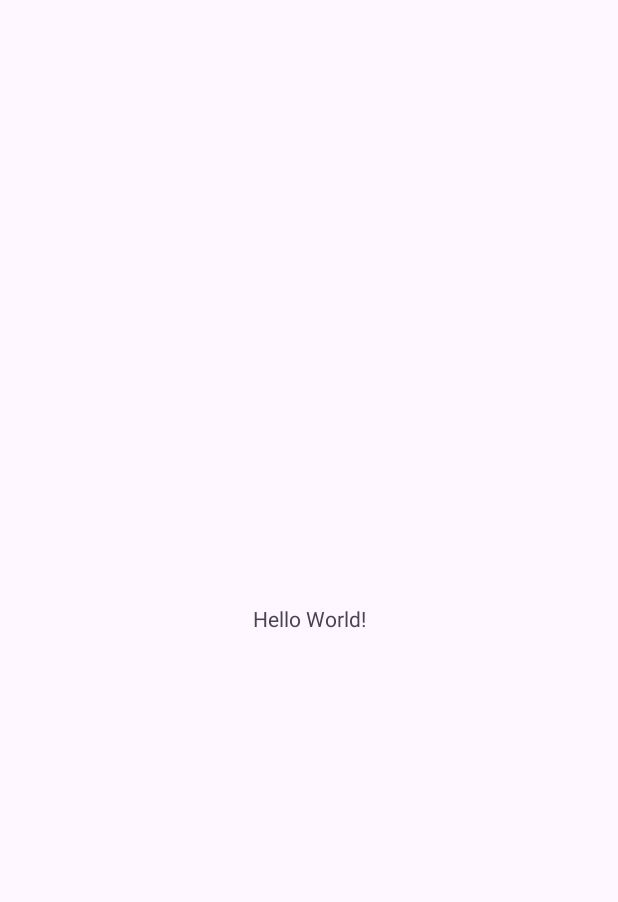
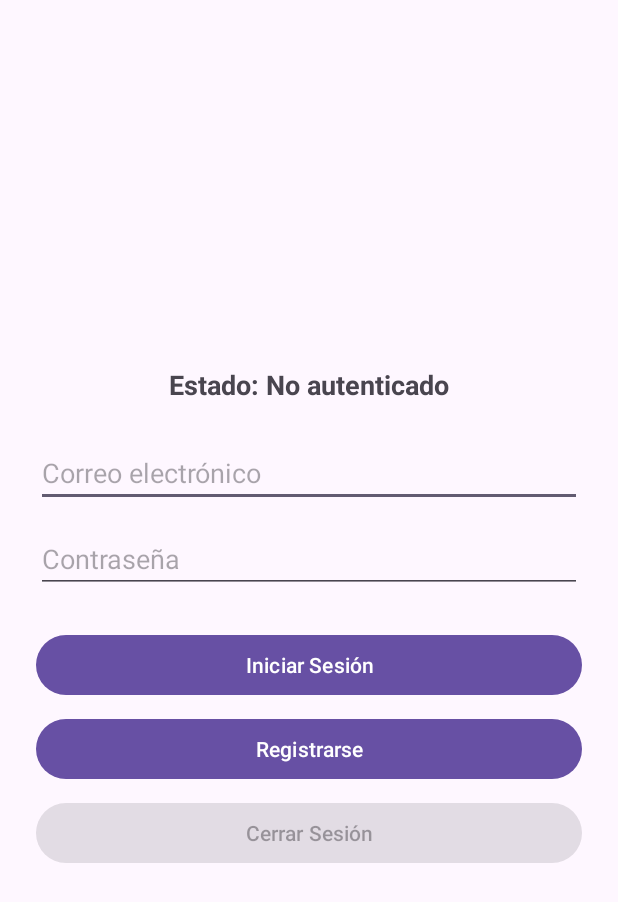
Before and after one commit to AngeLF-7/Aplicacion_Angel, an Android app: the screen it shows after launch (MainActivity), on a phone screen of 412 x 824 dp. Before the commit the part shown is almost empty. Shown: the top 902 px of the screen. Run offline under Robolectric (Android 15) with nearby library versions, the phone set to English and light mode, and no system bars; our stand-ins replace Firebase (no records; nobody signed in at launch, a user with empty details on screens opened directly).

Commit message:
Interfaz del inicio de sesión

```diff
--- a/app/src/main/java/com/example/authfirebaseangel/MainActivity.kt
+++ b/app/src/main/java/com/example/authfirebaseangel/MainActivity.kt
@@ -1,11 +1,136 @@
 package com.example.authfirebaseangel
 
 import android.os.Bundle
+import android.widget.Button
+import android.widget.EditText
+import android.widget.TextView
+import android.widget.Toast
 import androidx.appcompat.app.AppCompatActivity
+import com.google.firebase.auth.FirebaseAuth
+import com.google.firebase.auth.FirebaseUser
+import com.google.firebase.auth.ktx.auth
+import com.google.firebase.ktx.Firebase
 
 class MainActivity : AppCompatActivity() {
+
+    // Instancia de FirebaseAuth
+    private lateinit var auth: FirebaseAuth
+
+    // Elementos de la interfaz
+    private lateinit var tvState: TextView
+    private lateinit var etEmail: EditText
+    private lateinit var etPassword: EditText
+    private lateinit var btnLogin: Button
+    private lateinit var btnRegister: Button
+    private lateinit var btnLogout: Button
+
     override fun onCreate(savedInstanceState: Bundle?) {
         super.onCreate(savedInstanceState)
         setContentView(R.layout.activity_main)
+
+        // 1. Inicialización de FirebaseAuth
+        auth = Firebase.auth
+
+        // Referenciar vistas
+        tvState = findViewById(R.id.tvState)
+        etEmail = findViewById(R.id.etEmail)
+        etPassword = findViewById(R.id.etPassword)
+        btnLogin = findViewById(R.id.btnLogin)
+        btnRegister = findViewById(R.id.btnRegister)
+        btnLogout = findViewById(R.id.btnLogout)
+
+        // Configurar Listeners de los botones
+        btnRegister.setOnClickListener { registerUser() }
+        btnLogin.setOnClickListener { loginUser() }
+        btnLogout.setOnClickListener { logoutUser() }
+    }
+
+    override fun onStart() {
+        super.onStart()
+        // Gestión de estado: comprobar si el usuario ya ha iniciado sesión
+        val currentUser = auth.currentUser
+        updateUI(currentUser)
+    }
+
+    // 2. Registro de usuarios
+    private fun registerUser() {
+        val email = etEmail.text.toString().trim()
+        val password = etPassword.text.toString().trim()
+
+        if (!validateFields(email, password)) return
+
+        auth.createUserWithEmailAndPassword(email, password)
+            .addOnCompleteListener(this) { task ->
+                if (task.isSuccessful) {
+                    Toast.makeText(this, "Registro exitoso", Toast.LENGTH_SHORT).show()
+                    val user = auth.currentUser
+                    updateUI(user)
+                } else {
+                    Toast.makeText(this, "Error en el registro: ${task.exception?.message}", Toast.LENGTH_LONG).show()
+                    updateUI(null)
+                }
+            }
+    }
+
+    // 3. Login de usuarios
+    private fun loginUser() {
+        val email = etEmail.text.toString().trim()
+        val password = etPassword.text.toString().trim()
+
+        if (!validateFields(email, password)) return
+
+        auth.signInWithEmailAndPassword(email, password)
+            .addOnCompleteListener(this) { task ->
+                if (task.isSuccessful) {
+                    Toast.makeText(this, "Inicio de sesión correcto", Toast.LENGTH_SHORT).show()
+                    val user = auth.currentUser
+                    updateUI(user)
+                } else {
+                    Toast.makeText(this, "Error al iniciar sesión: ${task.exception?.message}", Toast.LENGTH_LONG).show()
+                    updateUI(null)
+                }
+            }
+    }
+
+    // 4. Cierre de sesión
+    private fun logoutUser() {
+        auth.signOut()
+        Toast.makeText(this, "Sesión cerrada", Toast.LENGTH_SHORT).show()
+        updateUI(null)
+    }
+
+    // 5. Validación básica de campos
+    private fun validateFields(email: String, password: String): Boolean {
+        if (email.isEmpty()) {
+            etEmail.error = "El correo es obligatorio"
+            etEmail.requestFocus()
+            return false
+        }
+        if (password.isEmpty()) {
+            etPassword.error = "La contraseña es obligatoria"
+            etPassword.requestFocus()
+            return false
+        }
+        if (password.length < 6) {
+            etPassword.error = "La contraseña debe tener al menos 6 caracteres"
+            etPassword.requestFocus()
+            return false
+        }
+        return true
+    }
+
+    // Gestión del estado del usuario en la interfaz
+    private fun updateUI(user: FirebaseUser?) {
+        if (user != null) {
+            tvState.text = "Estado: Conectado como ${user.email}"
+            btnLogout.isEnabled = true
+            btnLogin.isEnabled = false
+            btnRegister.isEnabled = false
+        } else {
+            tvState.text = "Estado: No autenticado"
+            btnLogout.isEnabled = false
+            btnLogin.isEnabled = true
+            btnRegister.isEnabled = true
+        }
     }
 }
--- a/app/src/main/res/layout/activity_main.xml
+++ b/app/src/main/res/layout/activity_main.xml
@@ -1,19 +1,56 @@
 <?xml version="1.0" encoding="utf-8"?>
-<androidx.constraintlayout.widget.ConstraintLayout xmlns:android="http://schemas.android.com/apk/res/android"
-    xmlns:app="http://schemas.android.com/apk/res-auto"
+<LinearLayout xmlns:android="http://schemas.android.com/apk/res/android"
     xmlns:tools="http://schemas.android.com/tools"
-    android:id="@+id/main"
     android:layout_width="match_parent"
     android:layout_height="match_parent"
+    android:orientation="vertical"
+    android:padding="24dp"
+    android:gravity="center"
     tools:context=".MainActivity">
 
     <TextView
+        android:id="@+id/tvState"
         android:layout_width="wrap_content"
         android:layout_height="wrap_content"
-        android:text="Hello World!"
-        app:layout_constraintBottom_toBottomOf="parent"
-        app:layout_constraintEnd_toEndOf="parent"
-        app:layout_constraintStart_toStartOf="parent"
-        app:layout_constraintTop_toTopOf="parent" />
+        android:text="Estado: No autenticado"
+        android:textSize="18sp"
+        android:textStyle="bold"
+        android:layout_marginBottom="24dp" />
 
-</androidx.constraintlayout.widget.ConstraintLayout>
+    <EditText
+        android:id="@+id/etEmail"
+        android:layout_width="match_parent"
+        android:layout_height="wrap_content"
+        android:hint="Correo electrónico"
+        android:inputType="textEmailAddress"
+        android:layout_marginBottom="12dp" />
+
+    <EditText
+        android:id="@+id/etPassword"
+        android:layout_width="match_parent"
+        android:layout_height="wrap_content"
+        android:hint="Contraseña"
+        android:inputType="textPassword"
+        android:layout_marginBottom="24dp" />
+
+    <Button
+        android:id="@+id/btnLogin"
+        android:layout_width="match_parent"
+        android:layout_height="wrap_content"
+        android:text="Iniciar Sesión"
+        android:layout_marginBottom="8dp" />
+
+    <Button
+        android:id="@+id/btnRegister"
+        android:layout_width="match_parent"
+        android:layout_height="wrap_content"
+        android:text="Registrarse"
+        android:layout_marginBottom="8dp" />
+
+    <Button
+        android:id="@+id/btnLogout"
+        android:layout_width="match_parent"
+        android:layout_height="wrap_content"
+        android:text="Cerrar Sesión" />
+
+</LinearLayout>
--- a/gradle/libs.versions.toml
+++ b/gradle/libs.versions.toml
@@ -8,6 +8,7 @@ appcompat = "1.8.0"
 material = "1.14.0"
 activityKtx = "1.13.0"
 constraintlayout = "2.2.2"
+kotlin = "2.0.21"
 
 [libraries]
 androidx-core-ktx = { group = "androidx.core", name = "core-ktx", version.ref = "coreKtx" }
```
Also changed, not shown: app/build.gradle.kts (+5 -7 lines).
